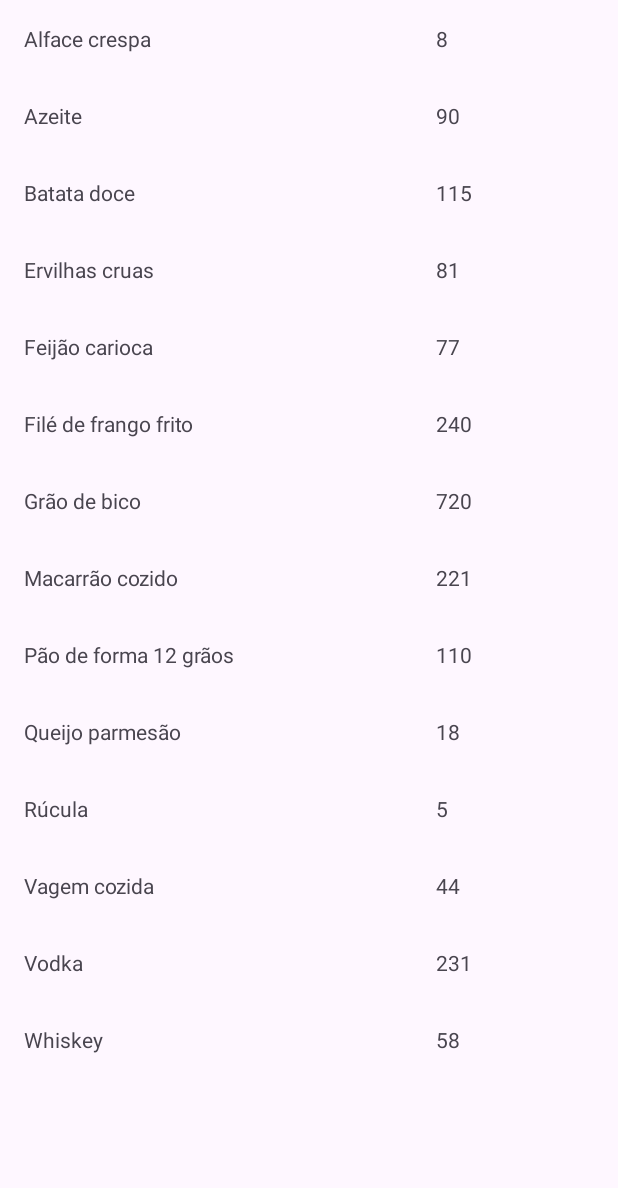
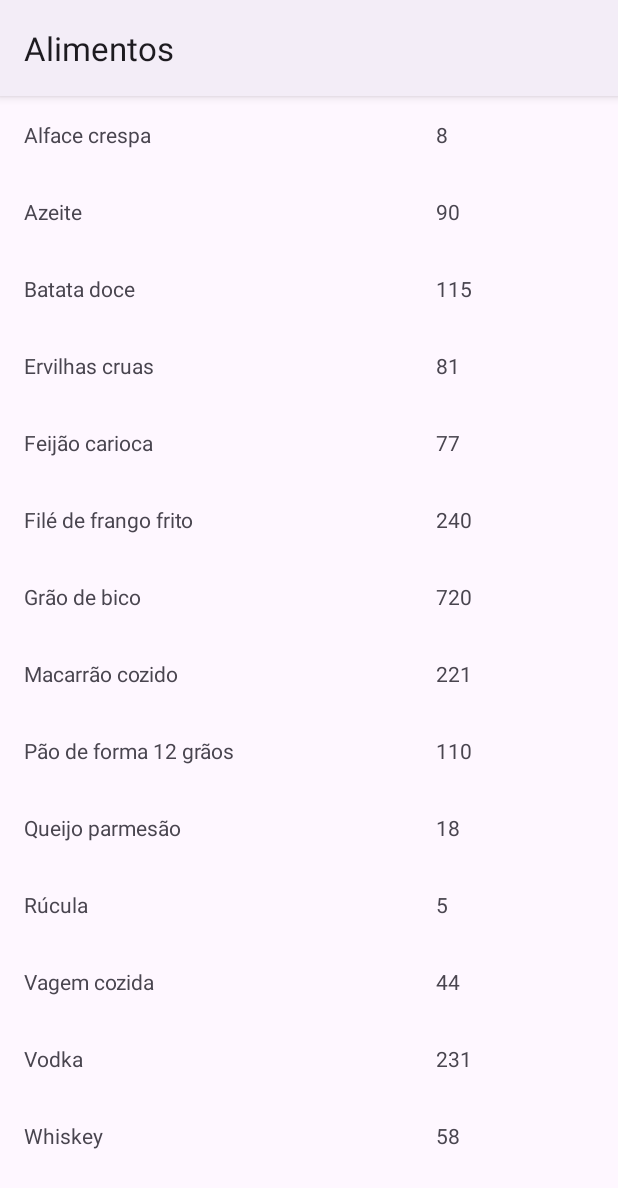
Before and after one commit to guilhermema9/alimentos, an Android app: the screen it shows after launch (MainActivity), on a phone screen of 412 x 824 dp. Shown: the top 1188 px of the screen. Run offline under Robolectric (Android 15) with nearby library versions, the phone set to English and light mode, and no system bars.

Commit message:
feat(ui): alteração do tema para permitir a action bar

```diff
--- a/app/src/main/res/values-night/themes.xml
+++ b/app/src/main/res/values-night/themes.xml
@@ -1,6 +1,6 @@
 <resources xmlns:tools="http://schemas.android.com/tools">
     <!-- Base application theme. -->
-    <style name="Base.Theme.Alimentos" parent="Theme.Material3.DayNight.NoActionBar">
+    <style name="Base.Theme.Alimentos" parent="Theme.Material3.DayNight">
         <!-- Customize your dark theme here. -->
         <!-- <item name="colorPrimary">@color/my_dark_primary</item> -->
     </style>
--- a/app/src/main/res/values/themes.xml
+++ b/app/src/main/res/values/themes.xml
@@ -1,6 +1,6 @@
 <resources xmlns:tools="http://schemas.android.com/tools">
     <!-- Base application theme. -->
-    <style name="Base.Theme.Alimentos" parent="Theme.Material3.DayNight.NoActionBar">
+    <style name="Base.Theme.Alimentos" parent="Theme.Material3.DayNight">
         <!-- Customize your light theme here. -->
         <!-- <item name="colorPrimary">@color/my_light_primary</item> -->
     </style>
```
